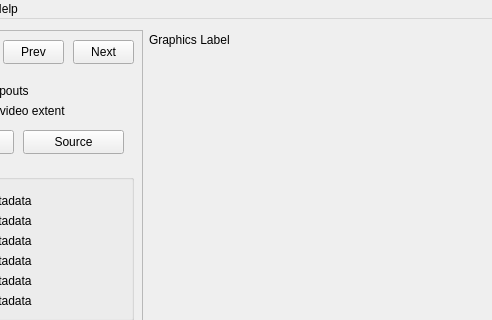
This is tools/ld-analyse/mainwindow.ui in happycube/ld-decode as Qt 5 draws it before an edit; both pictures show x 108 to 600 and y 0 to 320 of the 600 by 475 pixel window. The edited form follows.
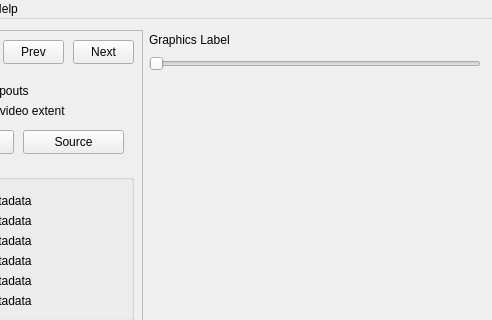
This is the edited form. Icons and pictures are not drawn.

What changed in the file:
```diff
--- a/tools/ld-analyse/mainwindow.ui
+++ b/tools/ld-analyse/mainwindow.ui
@@ -472,6 +472,16 @@
         </item>
        </layout>
       </item>
+      <item>
+       <widget class="QSlider" name="frameHorizontalSlider">
+        <property name="pageStep">
+         <number>1</number>
+        </property>
+        <property name="orientation">
+         <enum>Qt::Horizontal</enum>
+        </property>
+       </widget>
+      </item>
       <item>
        <spacer name="verticalSpacer">
         <property name="orientation">
```
